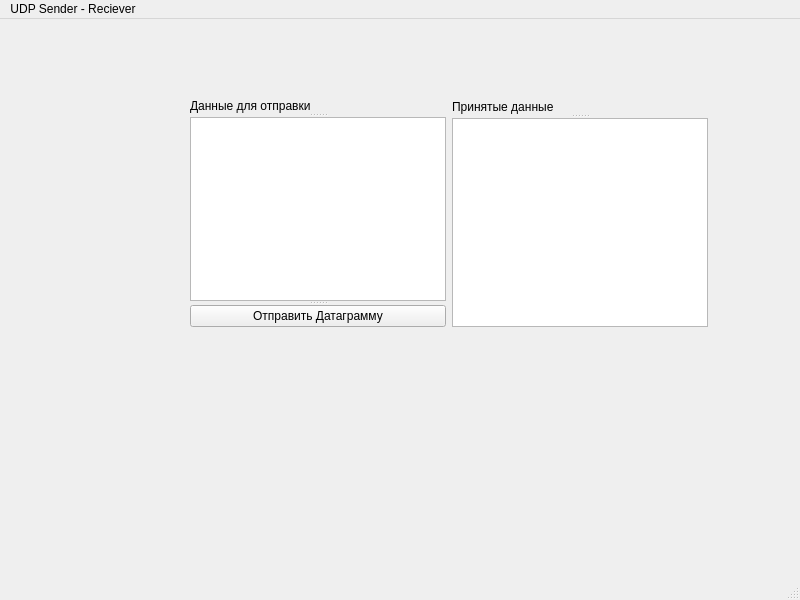
Old version of the form Task_9/PreUDPsocket/mainwindow.ui in the repository Grigorii-Loskutov/Qt_projects.
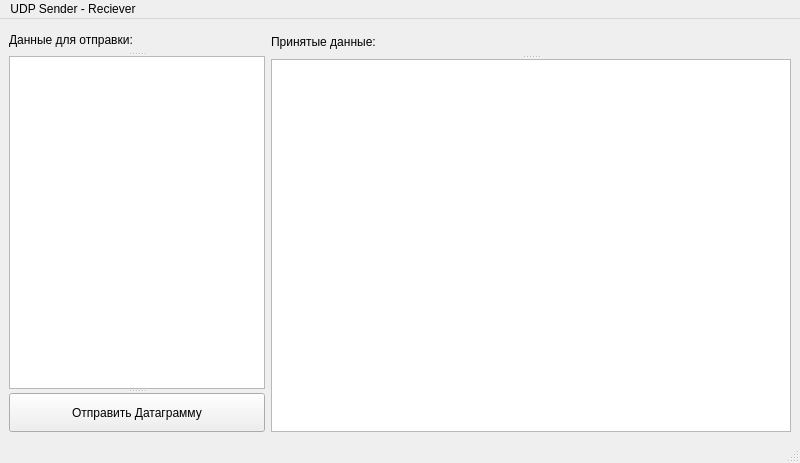
New version of the form.

Diff of the .ui file:
```diff
--- a/Task_9/PreUDPsocket/mainwindow.ui
+++ b/Task_9/PreUDPsocket/mainwindow.ui
@@ -7,23 +7,14 @@
     <x>0</x>
     <y>0</y>
     <width>800</width>
-    <height>600</height>
+    <height>463</height>
    </rect>
   </property>
   <property name="windowTitle">
    <string>MainWindow</string>
   </property>
   <widget class="QWidget" name="centralwidget">
-   <widget class="QWidget" name="layoutWidget">
-    <property name="geometry">
-     <rect>
-      <x>190</x>
-      <y>80</y>
-      <width>518</width>
-      <height>228</height>
-     </rect>
-    </property>
-    <layout class="QGridLayout" name="gridLayout">
+   <layout class="QFormLayout" name="formLayout">
      <item row="0" column="0">
       <widget class="QSplitter" name="splitter_3">
        <property name="orientation">
@@ -35,7 +26,7 @@
         </property>
         <widget class="QLabel" name="ql_send">
          <property name="text">
-          <string>Данные для отправки</string>
+         <string>Данные для отправки:</string>
          </property>
         </widget>
         <widget class="QTextEdit" name="te_send"/>
@@ -54,14 +45,13 @@
        </property>
        <widget class="QLabel" name="ql_receive">
         <property name="text">
-         <string>Принятые данные</string>
+        <string>Принятые данные:</string>
         </property>
        </widget>
        <widget class="QTextEdit" name="te_result"/>
       </widget>
      </item>
     </layout>
-   </widget>
   </widget>
   <widget class="QMenuBar" name="menubar">
    <property name="geometry">
```
Lines whose indentation alone changed are shown as unchanged.
